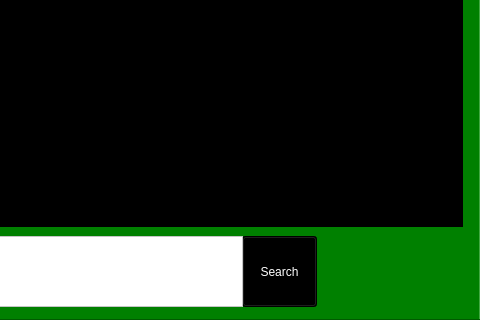
Before: the Qt Designer form stockapp.ui in Alexandur11/investing-, drawn with Qt 5; both pictures show x 320 to 800 and y 280 to 600 of the 800 by 600 pixel window.
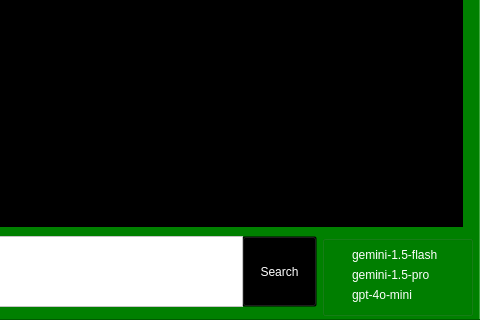
After: the same form once the commit is applied. The open tabs and pages were chosen to show the change.

```diff
--- a/stockapp.ui
+++ b/stockapp.ui
@@ -1474,7 +1474,7 @@
       </rect>
      </property>
      <property name="styleSheet">
-      <string notr="true">background: transperant;
+      <string notr="true">background: transparent;
 color:white;</string>
      </property>
      <property name="text">
@@ -1494,6 +1494,71 @@
       <string notr="true">background: white;</string>
      </property>
     </widget>
+    <widget class="QGroupBox" name="chat_bot_settings">
+     <property name="geometry">
+      <rect>
+       <x>640</x>
+       <y>489</y>
+       <width>151</width>
+       <height>81</height>
+      </rect>
+     </property>
+     <property name="styleSheet">
+      <string notr="true">background:transparent;</string>
+     </property>
+     <property name="title">
+      <string/>
+     </property>
+     <widget class="QRadioButton" name="gemini_flash_button">
+      <property name="geometry">
+       <rect>
+        <x>10</x>
+        <y>10</y>
+        <width>111</width>
+        <height>20</height>
+       </rect>
+      </property>
+      <property name="styleSheet">
+       <string notr="true">color:white;</string>
+      </property>
+      <property name="text">
+       <string>gemini-1.5-flash</string>
+      </property>
+     </widget>
+     <widget class="QRadioButton" name="gemini_pro_button">
+      <property name="geometry">
+       <rect>
+        <x>10</x>
+        <y>30</y>
+        <width>101</width>
+        <height>20</height>
+       </rect>
+      </property>
+      <property name="styleSheet">
+       <string notr="true">color:white;
+</string>
+      </property>
+      <property name="text">
+       <string>gemini-1.5-pro</string>
+      </property>
+     </widget>
+     <widget class="QRadioButton" name="gpt_4o_mini_button">
+      <property name="geometry">
+       <rect>
+        <x>10</x>
+        <y>50</y>
+        <width>89</width>
+        <height>20</height>
+       </rect>
+      </property>
+      <property name="styleSheet">
+       <string notr="true">color:white;</string>
+      </property>
+      <property name="text">
+       <string>gpt-4o-mini</string>
+      </property>
+     </widget>
+    </widget>
    </widget>
    <widget class="QWidget" name="stock_search_settings">
     <property name="accessibleName">
```
